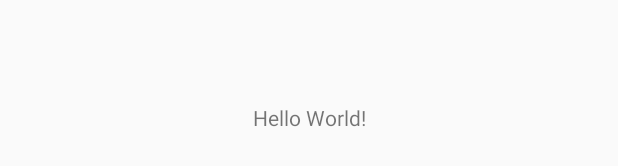
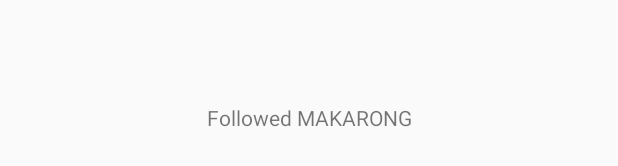
Before and after one commit to ROKTIC/Car-Caring-App, an Android app: the layout activity_main.xml on its own in the app's theme, with its tools: preview values and no code run, on a phone screen of 412 x 824 dp. Shown: the part 501-667 px from the top of the screen. Run offline under Robolectric (Android 15) with nearby library versions, the phone set to English and light mode, and no system bars.

Commit message:
마카롱 벤치마킹

```diff
--- a/app/src/main/res/layout/activity_main.xml
+++ b/app/src/main/res/layout/activity_main.xml
@@ -9,7 +9,7 @@
     <TextView
         android:layout_width="wrap_content"
         android:layout_height="wrap_content"
-        android:text="Hello World!"
+        android:text="Followed MAKARONG"
         app:layout_constraintBottom_toBottomOf="parent"
         app:layout_constraintLeft_toLeftOf="parent"
         app:layout_constraintRight_toRightOf="parent"
```
